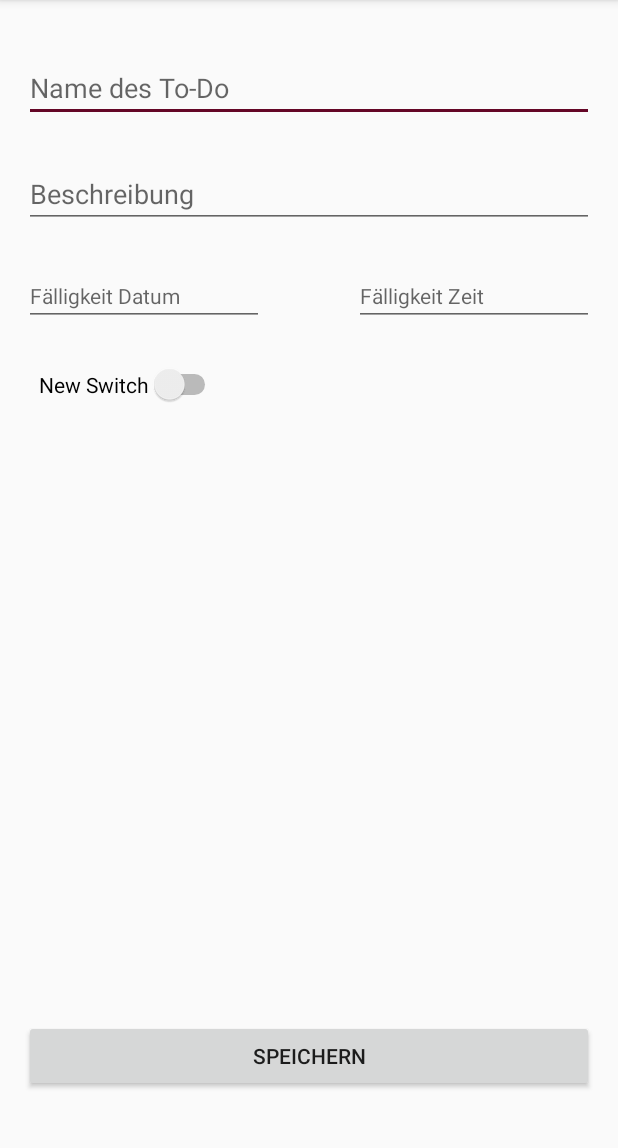
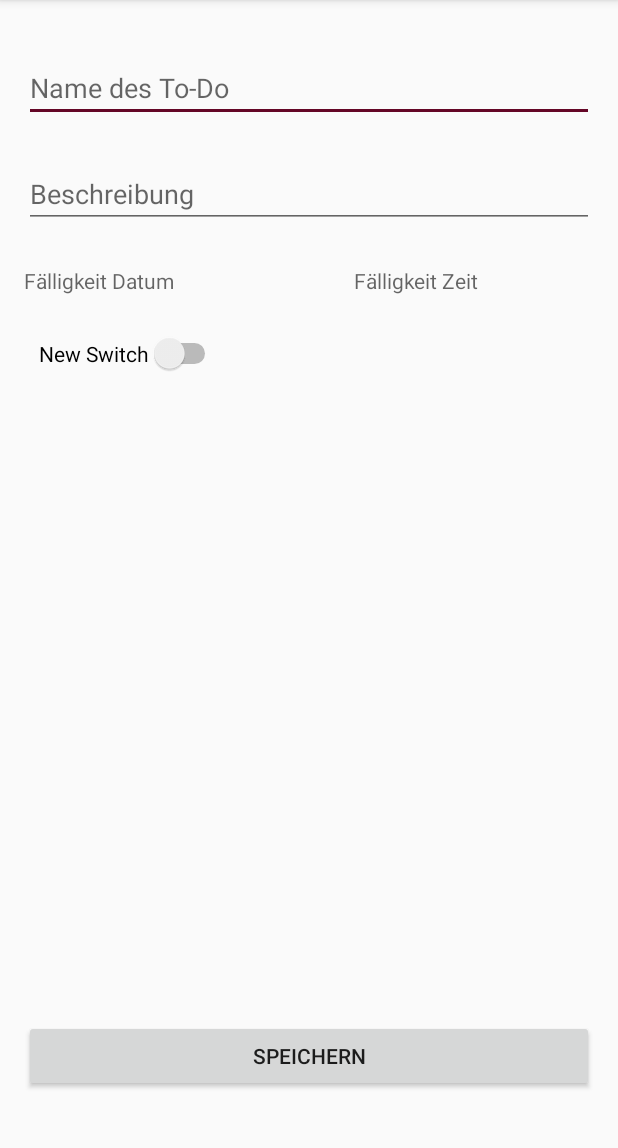
Before and after one commit to Raketensofa/MyTODO, an Android app: the layout activity_activity_todo_form.xml on its own in the app's theme, with its tools: preview values and no code run, on a phone screen of 412 x 824 dp, the part 84-1232 px from its top. Run offline under Robolectric (Android 15) with nearby library versions, the phone set to English and light mode, and no system bars.

Commit message:
1.0.0.3 | 07.05.2017 | 16:43

```diff
--- a/app/src/main/res/layout/activity_activity_todo_form.xml
+++ b/app/src/main/res/layout/activity_activity_todo_form.xml
@@ -46,7 +46,7 @@
         android:layout_centerHorizontal="true"
         android:hint="Beschreibung" />
 
-    <EditText
+    <TextView
         android:layout_width="wrap_content"
         android:layout_height="wrap_content"
         android:inputType="date"
@@ -55,7 +55,7 @@
         android:layout_below="@+id/todo_description_edittext"
         android:layout_marginTop="20dp"
         android:layout_marginBottom="5dp"
-        android:editable="true"
+        android:editable="false"
         android:enabled="true"
         android:singleLine="true"
         android:hint="Fälligkeit Datum"
@@ -63,9 +63,9 @@
         android:layout_alignParentBottom="false"
         android:layout_alignParentTop="false"
         android:layout_centerHorizontal="true"
-        style="@android:style/Widget.Material.DatePicker" />
+        android:clickable="true" />
 
-    <EditText
+    <TextView
         android:layout_width="wrap_content"
         android:layout_height="wrap_content"
         android:inputType="time"
@@ -78,7 +78,9 @@
         android:layout_alignParentLeft="false"
         android:layout_alignParentRight="true"
         android:layout_centerHorizontal="true"
-        style="@android:style/Widget.Material.TimePicker" />
+        android:editable="false"
+        android:enabled="true"
+        android:clickable="true" />
 
     <Switch
         android:layout_width="wrap_content"
```
Also changed, not shown: app/src/main/java/cgellner/mytodo/ActivityTodoForm.java (+97 -0 lines).
